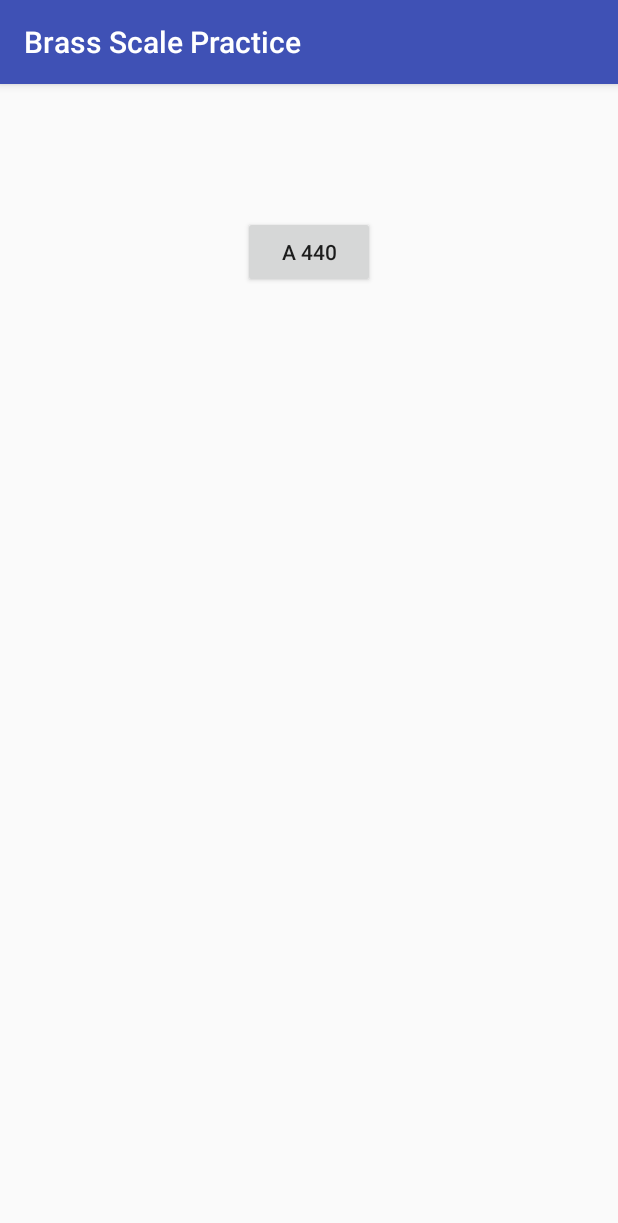
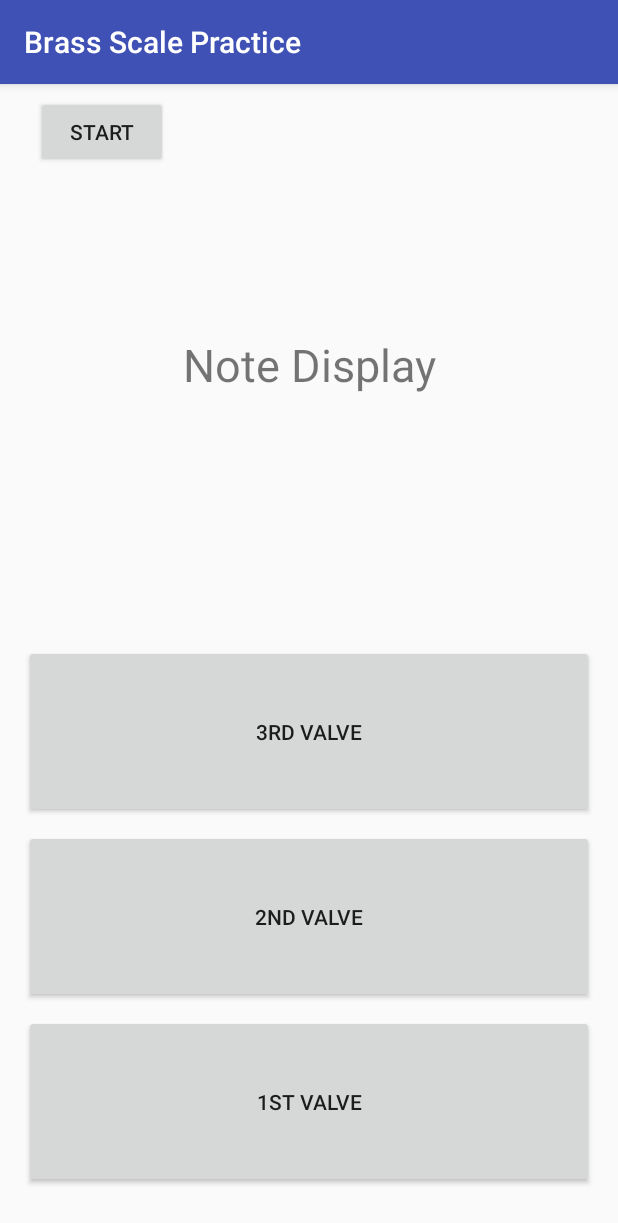
Before and after one commit to jaredblack/brass-scale-practice, an Android app: the screen it shows after launch (MainActivity), on a phone screen of 412 x 824 dp. Shown: the top 1223 px of the screen. Run offline under Robolectric (Android 15) with nearby library versions, the phone set to English and light mode, and no system bars.

Commit message:
Latest version with metronome and 3 valve layout w/ debugging

```diff
--- a/BrassScalePractice/app/src/main/java/com/jhblack/brassscalepractice/MainActivity.java
+++ b/BrassScalePractice/app/src/main/java/com/jhblack/brassscalepractice/MainActivity.java
@@ -1,53 +1,55 @@
 package com.jhblack.brassscalepractice;
+
 import android.content.Context;
 import android.media.SoundPool;
 import android.support.v7.app.AppCompatActivity;
 import android.os.Bundle;
 import android.util.Log;
-import android.view.MotionEvent;
 import android.view.View;
 import android.widget.Button;
+import java.util.Timer;
+import java.util.TimerTask;
 
 public class MainActivity extends AppCompatActivity {
     private Context mContext;
     private SoundPool soundPool;
-    private boolean firstTime = true;
-    int soundId;
-        @Override
-        protected void onCreate(Bundle savedInstanceState) {
-            super.onCreate(savedInstanceState);
-            setContentView(R.layout.activity_main);
+    int metId;
+    Button valve1;
+    Button valve2;
+    Button valve3;
+
+    @Override
+    protected void onCreate(Bundle savedInstanceState) {
+        super.onCreate(savedInstanceState);
+        setContentView(R.layout.activity_main);
         mContext = getApplicationContext();
         soundPool = new SoundPool.Builder().build();
-        soundId = soundPool.load(mContext, R.raw.a4, 1);
-        Button bt = findViewById(R.id.button);
+        metId = soundPool.load(mContext, R.raw.click, 1);
 
-        bt.setOnTouchListener(new View.OnTouchListener() {
-            int newSoundId = soundId;
-            @Override
-            public boolean onTouch(View view, MotionEvent motionEvent) {
+        valve1 = findViewById(R.id.valve_1);
+        valve2 = findViewById(R.id.valve_2);
+        valve3 = findViewById(R.id.valve_3);
 
-
-                switch (motionEvent.getAction()) {
-                    case MotionEvent.ACTION_DOWN:
-                        if(firstTime) {
-                            newSoundId = soundPool.play(soundId, 1, 1, 1, -1, 1f);
-                            firstTime = false;
-                        } else {
-                            soundPool.resume(soundId);
-                        }
-                        break;
-                    case MotionEvent.ACTION_UP:
-                        soundPool.pause(newSoundId);
-
-                        Log.i("MotionEvent.ACTION_UP", "original soundId was " + soundId + " newSoundId: " + newSoundId);
-                        break;
-                }
-                return false;
-            }
-        });
+        valve1.setOnTouchListener(new ValveOnTouchListener(1));
+        valve2.setOnTouchListener(new ValveOnTouchListener(2));
+        valve3.setOnTouchListener(new ValveOnTouchListener(3));
     }
 
+    public void startMetronome(View view) {
+        Timer met = new Timer();
+        TimerTask metTask = new TimerTask() {
 
-
+            @Override
+            public void run() {
+                soundPool.play(metId, 1, 1, 1, 0, 1f);
+                boolean[] valves = ValveOnTouchListener.getValvesPressed();
+                if(valves[1] && valves[2] && valves[3]) {
+                    Log.d("MainActivity", "You Are a Good Boi");
+                } else {
+                    Log.d("MainActivity", "Bad Valves!");
+                }
+            }
+        };
+        met.schedule(metTask, 0L, 600L);
+    }
 }
--- /dev/null
+++ b/BrassScalePractice/app/src/main/java/com/jhblack/brassscalepractice/ValveOnTouchListener.java
@@ -0,0 +1,27 @@
+package com.jhblack.brassscalepractice;
+
+import android.view.MotionEvent;
+import android.view.View;
+
+/**
+ * Created by Jared on 1/14/2018.
+ */
+
+public class ValveOnTouchListener implements View.OnTouchListener {
+
+    private static boolean[] valvesPressed = new boolean[4];
+    private int valveId;
+
+    public ValveOnTouchListener(int id) {
+        this.valveId = id;
+    }
+
+    public boolean onTouch(View v, MotionEvent motionEvent) {
+        valvesPressed[valveId] = true;
+        return true;
+    }
+
+    public static boolean[] getValvesPressed() {
+        return valvesPressed;
+    }
+}
--- a/BrassScalePractice/app/src/main/res/layout/activity_main.xml
+++ b/BrassScalePractice/app/src/main/res/layout/activity_main.xml
@@ -4,17 +4,63 @@
     xmlns:tools="http://schemas.android.com/tools"
     android:layout_width="match_parent"
     android:layout_height="match_parent"
+    android:paddingHorizontal="16dp"
     tools:context="com.jhblack.brassscalepractice.MainActivity">
 
     <Button
-        android:id="@+id/button"
-        android:layout_width="wrap_content"
-        android:layout_height="wrap_content"
-        android:layout_marginTop="88dp"
-        android:text="A 440"
+        android:id="@+id/valve_3"
+        android:layout_width="0dp"
+        android:layout_height="115dp"
+        android:layout_marginBottom="8dp"
+        android:text="@string/valve_3"
+        app:layout_constraintBottom_toTopOf="@+id/valve_2"
         app:layout_constraintEnd_toEndOf="parent"
         app:layout_constraintLeft_toLeftOf="parent"
         app:layout_constraintRight_toRightOf="parent"
+        app:layout_constraintStart_toStartOf="parent" />
+
+    <Button
+        android:id="@+id/valve_2"
+        android:layout_width="0dp"
+        android:layout_height="115dp"
+        android:layout_marginBottom="8dp"
+        android:text="@string/valve_2"
+        app:layout_constraintBottom_toTopOf="@+id/valve_1"
+        app:layout_constraintLeft_toLeftOf="parent"
+        app:layout_constraintRight_toRightOf="parent" />
+
+    <Button
+        android:id="@+id/valve_1"
+        android:layout_width="0dp"
+        android:layout_height="115dp"
+        android:layout_marginBottom="32dp"
+        android:text="@string/valve_1"
+        app:layout_constraintBottom_toBottomOf="parent"
+        app:layout_constraintLeft_toLeftOf="parent"
+        app:layout_constraintRight_toRightOf="parent" />
+
+    <TextView
+        android:id="@+id/note_display"
+        android:layout_width="wrap_content"
+        android:layout_height="wrap_content"
+        android:layout_marginBottom="8dp"
+        android:layout_marginTop="8dp"
+        android:text="Note Display"
+        android:textSize="30sp"
+        app:layout_constraintBottom_toTopOf="@+id/valve_3"
+        app:layout_constraintLeft_toLeftOf="parent"
+        app:layout_constraintRight_toRightOf="parent"
+        app:layout_constraintTop_toTopOf="parent" />
+
+    <Button
+        android:id="@+id/start_button"
+        android:layout_width="wrap_content"
+        android:layout_height="wrap_content"
+        android:layout_marginStart="8dp"
+        android:layout_marginTop="8dp"
+        android:onClick="startMetronome"
+        android:text="Start"
         app:layout_constraintStart_toStartOf="parent"
         app:layout_constraintTop_toTopOf="parent" />
+
 </android.support.constraint.ConstraintLayout>
--- a/BrassScalePractice/app/src/main/res/values/strings.xml
+++ b/BrassScalePractice/app/src/main/res/values/strings.xml
@@ -1,3 +1,7 @@
 <resources>
     <string name="app_name">Brass Scale Practice</string>
+    <string name="valve_1">1st Valve</string>
+    <string name="valve_2">2nd Valve</string>
+    <string name="valve_3">3rd Valve</string>
+
 </resources>
```
Also changed, not shown: 1 other file.
